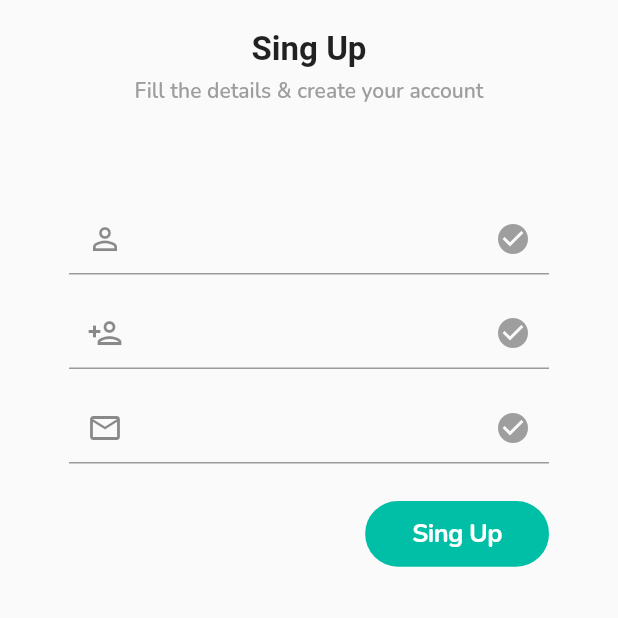
After one commit to IsmaelGarciaP/flutter_intermedio_app, a Flutter app: the RegisterPage screen opened by its route, on a phone screen of 412 x 824 dp, the top half of it. The commit adds this screen. Run offline on Flutter 3.47's test engine with Material 2 defaults, Android fonts, the phone set to English and light mode, and no system bars; our stand-ins replace dots_indicator, flutter_svg, google_fonts.

Commit message:
register commit

```diff
--- a/lib/src/global_widgets/input_text.dart
+++ b/lib/src/global_widgets/input_text.dart
@@ -3,7 +3,7 @@ import 'package:flutter/material.dart';
 import 'package:flutter_intermedio_app/src/utils/colors.dart';
 
 class InputText extends StatefulWidget {
-  final Widget prefixIcon;
+  final Widget? prefixIcon;
   final bool Function(String)? valiator;
   final bool obscureText;
   final void Function(String)? onChanged;
@@ -13,9 +13,13 @@ class InputText extends StatefulWidget {
 
   const InputText({
     Key? key,
-    required this.prefixIcon,
+    this.prefixIcon,
     this.valiator,
-    this.obscureText = false, this.onChanged, this.onSubmitted, this.textInputAction, this.keyboardType,
+    this.obscureText = false,
+    this.onChanged,
+    this.onSubmitted,
+    this.textInputAction,
+    this.keyboardType,
   }) : super(key: key);
 
   @override
@@ -38,7 +42,7 @@ class _InputTextState extends State<InputText> {
       setState(() {});
     }
 
-    if(widget.onChanged != null){
+    if (widget.onChanged != null) {
       widget.onChanged!(text);
     }
   }
--- a/lib/src/global_widgets/rounded_button.dart
+++ b/lib/src/global_widgets/rounded_button.dart
@@ -5,16 +5,16 @@ import '../utils/colors.dart';
 import '../utils/fonts_styles.dart';
 
 class RoundedButton extends StatelessWidget {
-  final VoidCallback onPressed;
-  final String label;
+  final VoidCallback? onPressed;
+  final String? label;
   final Color textColor, backgroundColor, borderColor;
   final bool fullWidth;
   final EdgeInsets padding;
 
   const RoundedButton({
     Key? key,
-    required this.onPressed,
-    required this.label,
+    this.onPressed,
+    this.label,
     this.textColor = Colors.white,
     this.backgroundColor = primaryColor,
     this.borderColor = primaryColor,
@@ -32,7 +32,7 @@ class RoundedButton extends StatelessWidget {
             borderRadius: BorderRadius.circular(30),
             border: Border.all(width: 1.4, color: borderColor)),
         child: Text(
-          label,
+          label!,
           textAlign: TextAlign.center,
           style: FontSyles.normal.copyWith(
             fontWeight: FontWeight.w700,
--- a/lib/src/pages/login/login_page.dart
+++ b/lib/src/pages/login/login_page.dart
@@ -41,7 +41,6 @@ class LoginPage extends StatelessWidget {
                         width: 200,
                       ),
                       LoginForm(),
-
                       SocialLogin(),
                     ],
                   ),
--- /dev/null
+++ b/lib/src/pages/register/Widgets/register_form.dart
@@ -0,0 +1,43 @@
+import 'package:flutter/material.dart';
+import 'package:flutter_intermedio_app/src/global_widgets/input_text.dart';
+import 'package:flutter_intermedio_app/src/global_widgets/rounded_button.dart';
+import 'package:flutter_intermedio_app/src/pages/register/register_controller.dart';
+import 'package:provider/provider.dart';
+
+class RegisterFrom extends StatelessWidget {
+  RegisterFrom({Key? key}) : super(key: key);
+
+  @override
+  Widget build(BuildContext context) {
+    final controller = context.watch<RegisterController>();
+    return ConstrainedBox(
+      constraints: const BoxConstraints(maxWidth: 320),
+      child: Column(
+        children: [
+          InputText(
+            prefixIcon: const Icon(Icons.person_outline),
+            onChanged: controller.onNameChanged,
+          ),
+          const SizedBox(height: 15),
+          InputText(
+            prefixIcon: const Icon(Icons.person_add_outlined),
+            onChanged: controller.onLastnameChanged,
+          ),
+          const SizedBox(height: 15),
+          InputText(
+            prefixIcon: const Icon(Icons.email_outlined),
+            onChanged: controller.onEmailChanged,
+          ),
+          const SizedBox(height: 25),
+          const Align(
+            alignment: Alignment.centerRight,
+            child: RoundedButton(
+              label: "Sing Up",
+              fullWidth: false,
+            ),
+          ),
+        ],
+      ),
+    );
+  }
+}
--- /dev/null
+++ b/lib/src/pages/register/register_page.dart
@@ -0,0 +1,44 @@
+import 'package:flutter/material.dart';
+import 'package:flutter_intermedio_app/src/pages/register/Widgets/register_form.dart';
+import 'package:flutter_intermedio_app/src/pages/register/register_controller.dart';
+import 'package:flutter_intermedio_app/src/utils/fonts_styles.dart';
+import 'package:provider/provider.dart';
+
+class RegisterPage extends StatelessWidget {
+  const RegisterPage({Key? key}) : super(key: key);
+
+  @override
+  Widget build(BuildContext context) {
+    return ChangeNotifierProvider<RegisterController>(
+      create: (_) => RegisterController(),
+      builder: (_, __) => Scaffold(
+        body: SafeArea(
+          child: SingleChildScrollView(
+            child: Container(
+              width: double.infinity,
+              child: Column(
+                children: [
+                  const SizedBox(height: 20),
+                  Text(
+                    "Sing Up",
+                    style: FontSyles.title.copyWith(
+                      fontSize: 22,
+                    ),
+                  ),
+                  const SizedBox(height: 5),
+                  Text(
+                    "Fill the details & create your account",
+                    style: FontSyles.normal.copyWith(
+                        fontWeight: FontWeight.w600, color: Colors.grey),
+                  ),
+                  const SizedBox(height: 65),
+                  RegisterFrom(),
+                ],
+              ),
+            ),
+          ),
+        ),
+      ),
+    );
+  }
+}
--- a/lib/src/routes/pages.dart
+++ b/lib/src/routes/pages.dart
@@ -2,6 +2,7 @@
 import 'package:flutter/widgets.dart';
 import 'package:flutter_intermedio_app/src/pages/login/login_page.dart';
 import 'package:flutter_intermedio_app/src/pages/onboard/onboard_page.dart';
+import 'package:flutter_intermedio_app/src/pages/register/register_page.dart';
 import 'package:flutter_intermedio_app/src/pages/welcome/welcome_page.dart';
 
 import 'routes.dart';
@@ -12,5 +13,6 @@ abstract class Pages{
     Routes.ONBOARD: (_) => OnboardPage(),
     Routes.WELCOME:(_) => WelcomePage(),
     Routes.LOGIN:(_) => LoginPage(),
+    Routes.REGISTER:(_) => RegisterPage(),
   };
 }
--- a/lib/src/routes/routes.dart
+++ b/lib/src/routes/routes.dart
@@ -3,4 +3,5 @@ abstract class Routes {
   static const ONBOARD = "/onboard";
   static const WELCOME = "/welcome";
   static const LOGIN = "/login";
+  static const REGISTER = "/register";
 }
```
Also changed, not shown: lib/src/pages/login/Widgets/social_login.dart (+7 -1 lines), lib/src/pages/register/register_controller.dart (added, +18 -0 lines).
